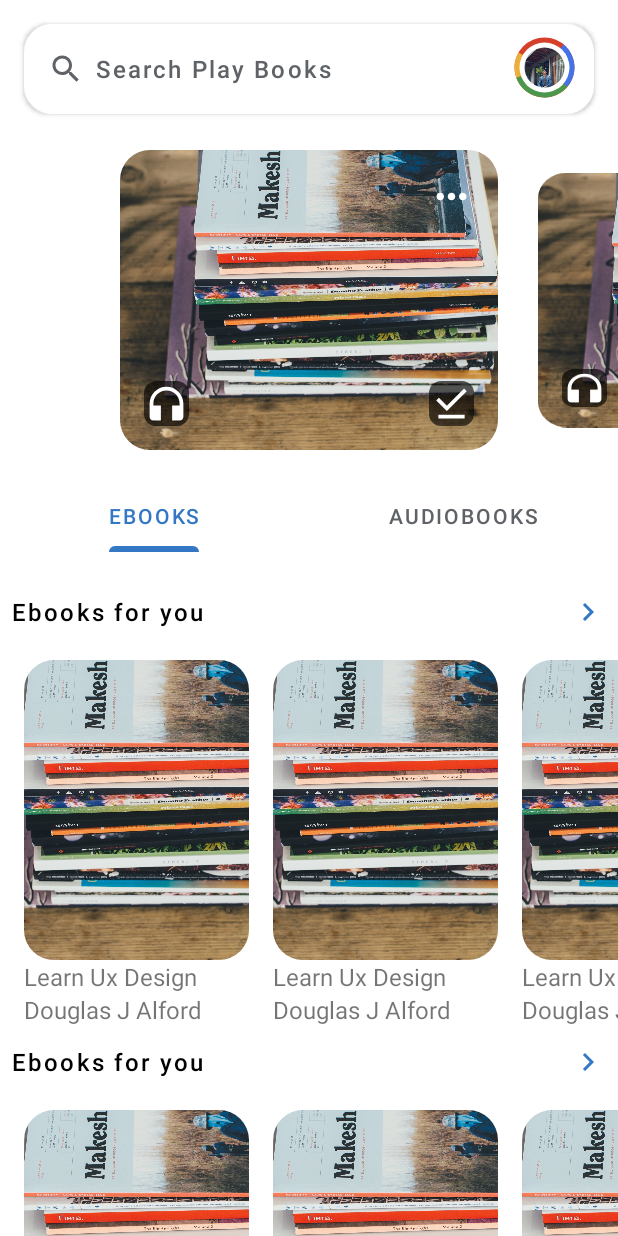
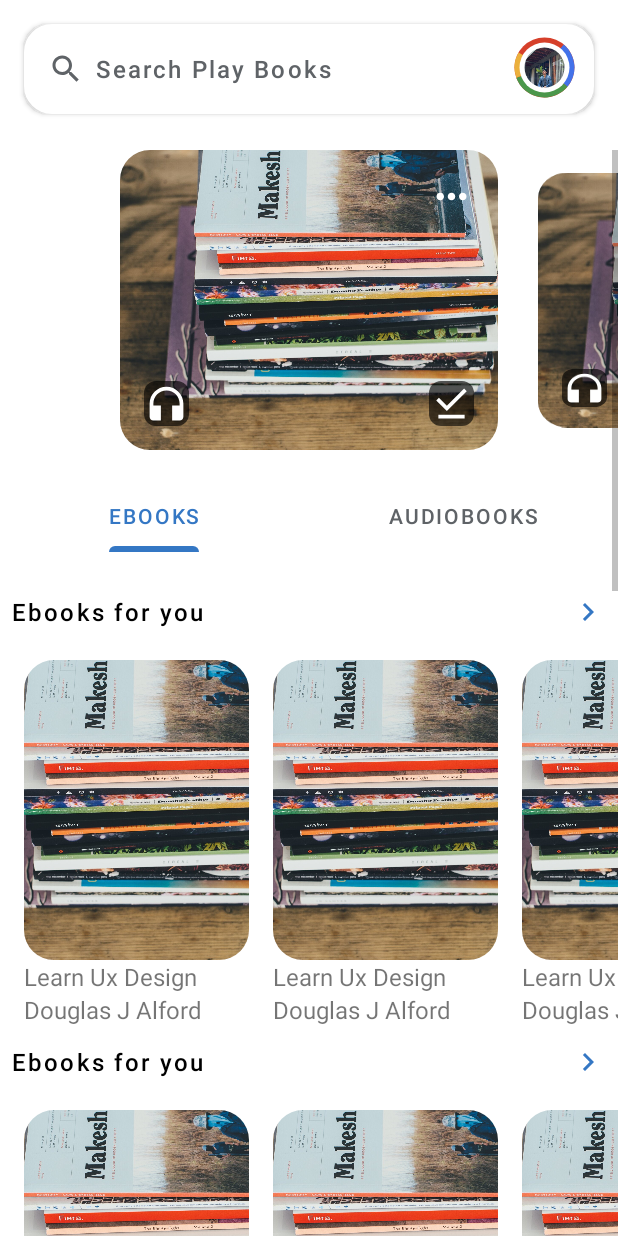
Before and after one commit to ThanHteikAung/the-libary-app, an Android app: the first screen one second after launch (MainActivity), on a phone screen of 412 x 824 dp. Run offline under Robolectric (Android 15) with nearby library versions, the phone set to English and light mode, and no system bars.

Commit message:
Add nestedScrollView in xml

```diff
--- a/app/src/main/res/layout/activity_main.xml
+++ b/app/src/main/res/layout/activity_main.xml
@@ -23,6 +23,15 @@
         android:layout_height="match_parent"
         android:orientation="vertical"
         app:layout_behavior="com.google.android.material.appbar.AppBarLayout$ScrollingViewBehavior">
+
+        <androidx.core.widget.NestedScrollView
+            android:layout_width="match_parent"
+            android:layout_height="match_parent"
+            android:scrollbars="vertical">
+
+            <RelativeLayout
+                android:layout_width="match_parent"
+                android:layout_height="match_parent">
 
                 <androidx.viewpager2.widget.ViewPager2
                     android:id="@+id/vpCarousel"
@@ -52,5 +61,6 @@
                     android:layout_marginTop="@dimen/margin_medium_2" />
 
             </RelativeLayout>
-
+        </androidx.core.widget.NestedScrollView>
+    </RelativeLayout>
 </androidx.coordinatorlayout.widget.CoordinatorLayout>
```
Lines whose indentation alone changed are shown as unchanged.
